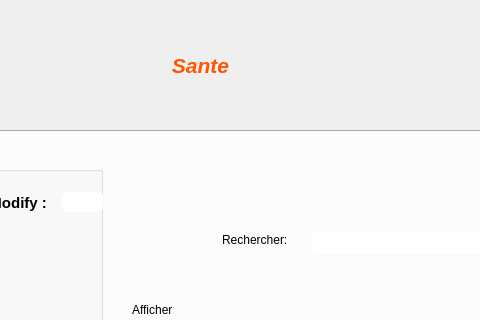
Above: application_version_beta/sante.ui from AzizBenIsmail/Projet_Parental_Monitoring_System_Qt before the change; both pictures show x 350 to 830 and y 0 to 320 of the 1201 by 811 pixel window. Below: the same form after it.
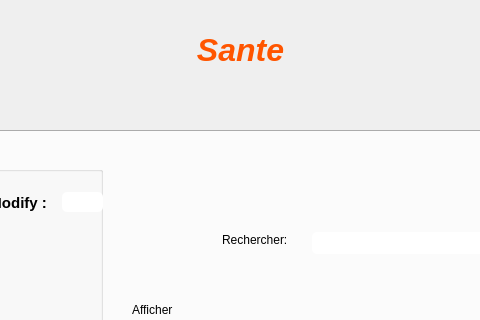
That is the form after the change.

```diff
--- a/application_version_beta/sante.ui
+++ b/application_version_beta/sante.ui
@@ -16,14 +16,14 @@
   <widget class="QLabel" name="label">
    <property name="geometry">
     <rect>
-     <x>510</x>
-     <y>50</y>
-     <width>81</width>
-     <height>31</height>
+     <x>500</x>
+     <y>20</y>
+     <width>181</width>
+     <height>61</height>
     </rect>
    </property>
    <property name="text">
-    <string>&lt;html&gt;&lt;head/&gt;&lt;body&gt;&lt;p align=&quot;center&quot;&gt;&lt;span style=&quot; font-size:16pt; font-weight:600; font-style:italic; color:#ff5500;&quot;&gt;Sante&lt;/span&gt;&lt;/p&gt;&lt;/body&gt;&lt;/html&gt;</string>
+    <string>&lt;html&gt;&lt;head/&gt;&lt;body&gt;&lt;p align=&quot;center&quot;&gt;&lt;span style=&quot; font-size:24pt; font-weight:600; font-style:italic; color:#ff5500;&quot;&gt;Sante&lt;/span&gt;&lt;/p&gt;&lt;/body&gt;&lt;/html&gt;</string>
    </property>
   </widget>
   <widget class="QPushButton" name="pushButton">
```
